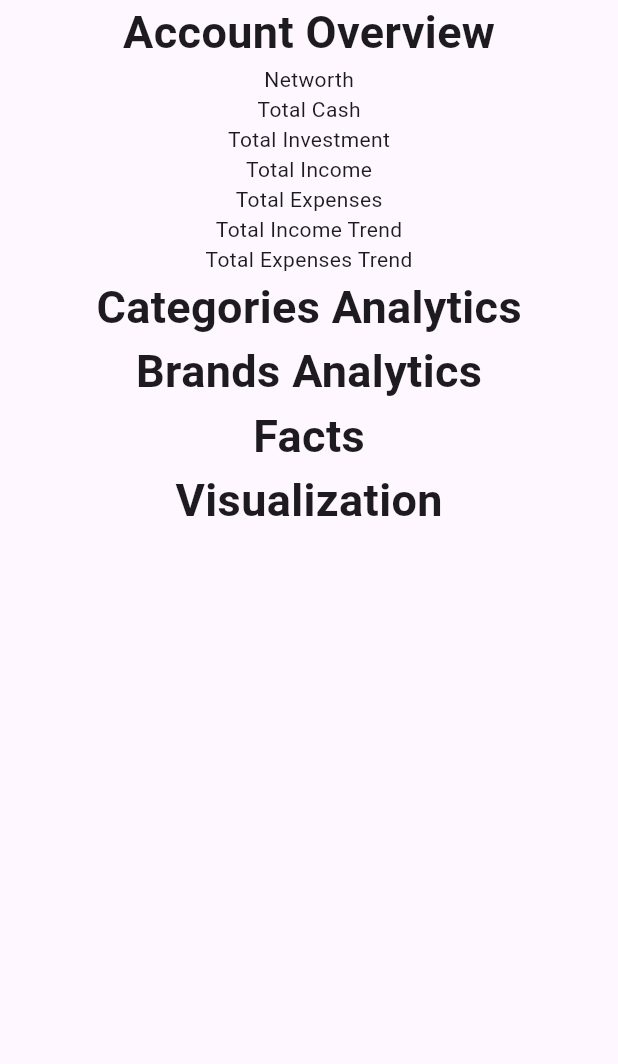
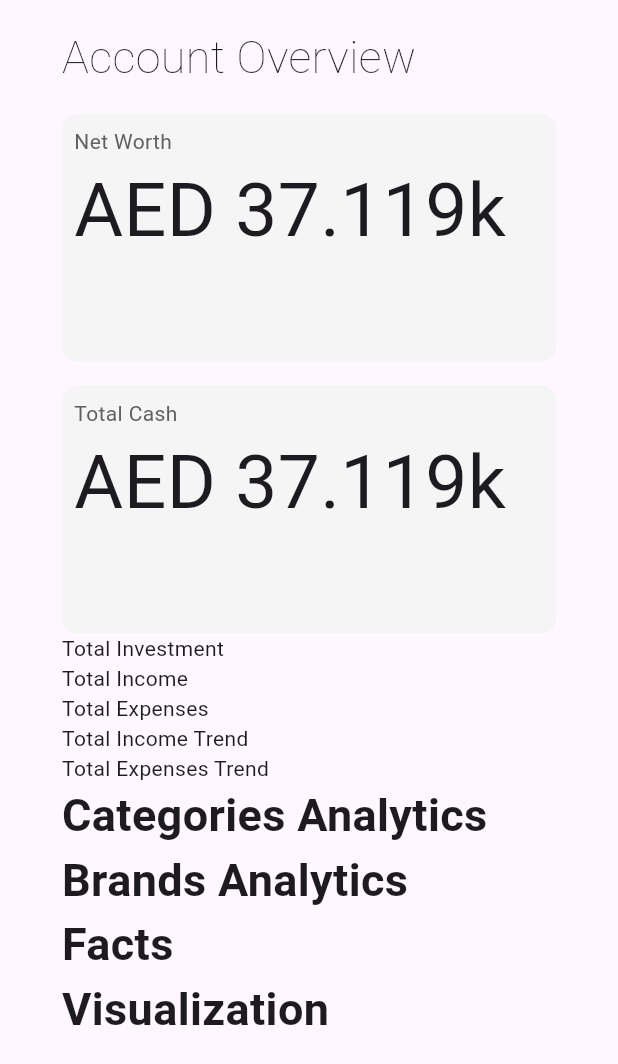
Before and after one commit to hisabi-app/hisabi-mobile, a Flutter app: the DashboardPage screen opened by its route, on a phone screen of 412 x 824 dp. Shown: the top 1064 px of the screen. Run offline on Flutter 3.47's test engine with Material 3 defaults, Android fonts, the phone set to English and light mode, and no system bars; our stand-ins replace dio, email_validator, equatable, firebase_auth, firebase_core, flutter_bloc and 3 more; missing offline and left inert: telephony; accounts and stored records are empty; generated files the repository leaves out were written again.

Commit message:
Some UI place holders, on dashboard page
Some UI place holders, on dashboard page

```diff
--- a/lib/presentation/pages/dashboard_page.dart
+++ b/lib/presentation/pages/dashboard_page.dart
@@ -4,22 +4,75 @@ class DashboardPage extends StatelessWidget {
   @override
   Widget build(BuildContext context) {
     final route = MaterialPageRoute(builder: (context) => DashboardPage());
-
+    final height = MediaQuery.of(context).size.height;
+    final width = MediaQuery.of(context).size.width;
     return Scaffold(
       body: SingleChildScrollView(
         child: Center(
           child: Column(
             children: [
               Column(
+                crossAxisAlignment: CrossAxisAlignment.start,
                 children: [
+                  SizedBox(
+                    height: height * 0.02,
+                  ),
                   Text(
                     "Account Overview",
-                    style: TextStyle(fontWeight: FontWeight.bold, fontSize: 30),
+                    style: TextStyle(fontWeight: FontWeight.w100, fontSize: 30),
                   ),
-                  Text(
-                    "Networth",
+                  SizedBox(
+                    height: height * 0.02,
                   ),
-                  Text("Total Cash"),
+                  Container(
+                    padding:
+                        EdgeInsets.only(left: width * 0.02, top: height * 0.01),
+                    height: height * 0.2,
+                    width: width * 0.8,
+                    decoration: BoxDecoration(
+                      borderRadius: BorderRadius.circular(10),
+                      color: Colors.grey[100],
+                    ),
+                    child: Column(
+                      crossAxisAlignment: CrossAxisAlignment.start,
+                      children: [
+                        Text(
+                          "Net Worth",
+                          style: TextStyle(color: Colors.grey[700]),
+                        ),
+                        Text(
+                          "AED 37.119k",
+                          style: TextStyle(fontSize: 50),
+                        )
+                      ],
+                    ),
+                  ),
+                  SizedBox(
+                    height: height * 0.02,
+                  ),
+                  Container(
+                    padding:
+                        EdgeInsets.only(left: width * 0.02, top: height * 0.01),
+                    height: height * 0.2,
+                    width: width * 0.8,
+                    decoration: BoxDecoration(
+                      borderRadius: BorderRadius.circular(10),
+                      color: Colors.grey[100],
+                    ),
+                    child: Column(
+                      crossAxisAlignment: CrossAxisAlignment.start,
+                      children: [
+                        Text(
+                          "Total Cash",
+                          style: TextStyle(color: Colors.grey[700]),
+                        ),
+                        Text(
+                          "AED 37.119k",
+                          style: TextStyle(fontSize: 50),
+                        )
+                      ],
+                    ),
+                  ),
                   Text("Total Investment"),
                   Text("Total Income"),
                   Text("Total Expenses"),
```
